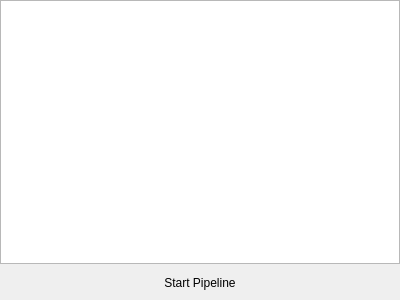
Above: Source/SVWidgetsLib/Widgets/UI_Files/PipelineListWidget.ui from BlueQuartzSoftware/SIMPL before the change. Below: the same form after it.
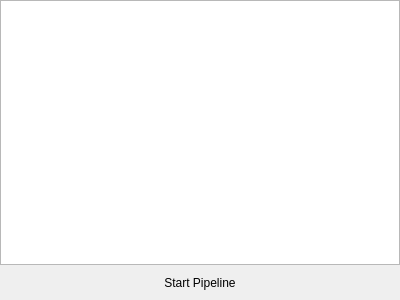
That is the form after the change. Icons and pictures are not drawn. Custom widgets are drawn as their Qt base class.

The edit to the form file:
```diff
--- a/Source/SVWidgetsLib/Widgets/UI_Files/PipelineListWidget.ui
+++ b/Source/SVWidgetsLib/Widgets/UI_Files/PipelineListWidget.ui
@@ -27,7 +27,7 @@
     <number>0</number>
    </property>
    <property name="verticalSpacing">
-    <number>1</number>
+    <number>0</number>
    </property>
    <item row="1" column="0">
     <widget class="QPushButton" name="startPipelineBtn">
```
Left out of the diff: 6 changed lines with no effect on the pictures.
